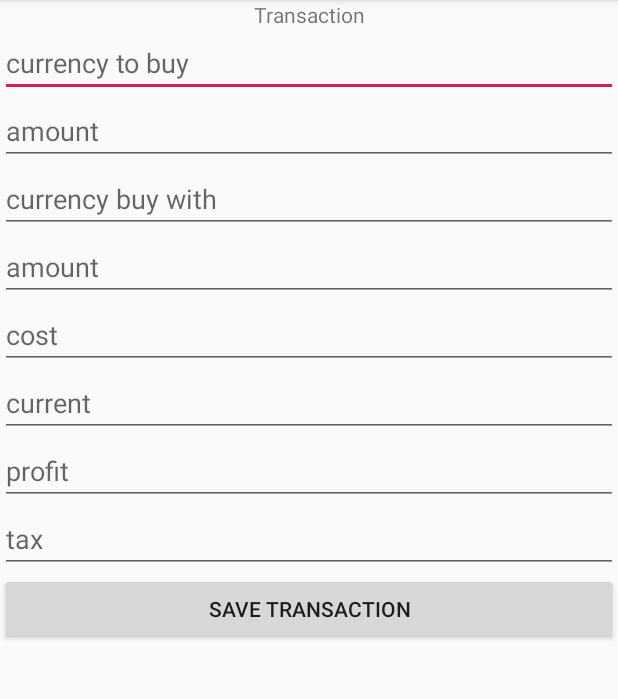
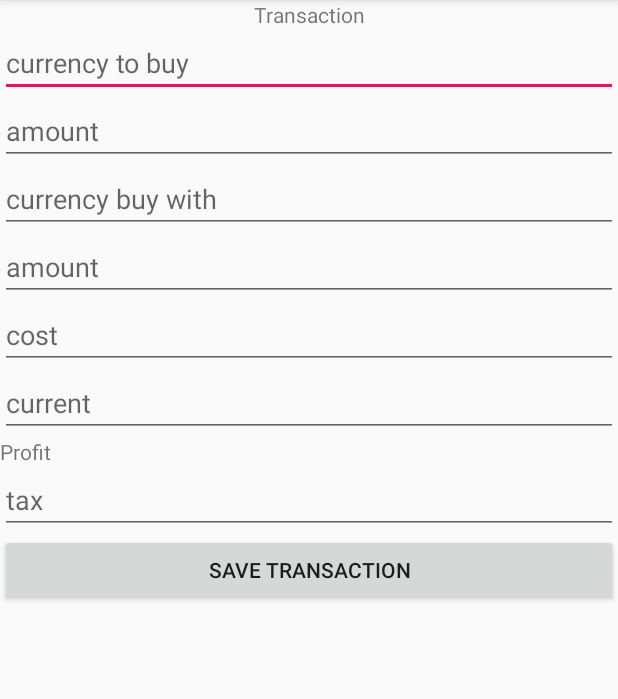
Before and after one commit to tontsa74/CryptoBag, an Android app: the screen it shows after launch (TransactionActivity), after a tap on "ADD TRANSACTION", on a phone screen of 412 x 824 dp, the part 84-783 px from its top. Run offline under Robolectric (Android 15) with nearby library versions, the phone set to English and light mode, and no system bars.

Commit message:
add generic <Transaction>

```diff
--- a/app/src/main/java/fi/tuni/cryptobag/MainActivity.java
+++ b/app/src/main/java/fi/tuni/cryptobag/MainActivity.java
@@ -16,7 +16,7 @@ public class MainActivity extends BaseActivity {
     private static final int REQUEST_CODE_ADD = 10;
     private static final int REQUEST_CODE_EDIT = 11;
 
-    List transactions;
+    List<Transaction> transactions;
 
     @Override
     protected void onCreate(Bundle savedInstanceState) {
@@ -26,10 +26,11 @@ public class MainActivity extends BaseActivity {
         Debug.loadDebug(this);
         Debug.print(TAG, "onCreate()", "Logging my application", 1);
 
-        transactions = new ArrayList();
+        transactions = new ArrayList<Transaction>();
 
         final ListView bagsListView = (ListView) findViewById(R.id.bagsListView);
         bagsListView.setOnItemClickListener((parent, view, position, id) -> {
+            Debug.print(TAG, "setOnItemClickListener",  "position_id: " + position + "_" + id, 2);
             Transaction transaction = (Transaction) bagsListView.getItemAtPosition(position);
             editTransaction(transaction, position);
         });
--- a/app/src/main/res/layout/activity_transaction.xml
+++ b/app/src/main/res/layout/activity_transaction.xml
@@ -49,11 +49,11 @@
         android:hint="current"
         android:inputType="numberDecimal"/>
 
-    <EditText
+    <TextView
+        android:id="@+id/profitTextview"
         android:layout_width="match_parent"
         android:layout_height="wrap_content"
-        android:hint="profit"
-        android:inputType="numberDecimal"/>
+        android:text="Profit"/>
 
     <EditText
         android:layout_width="match_parent"
```
